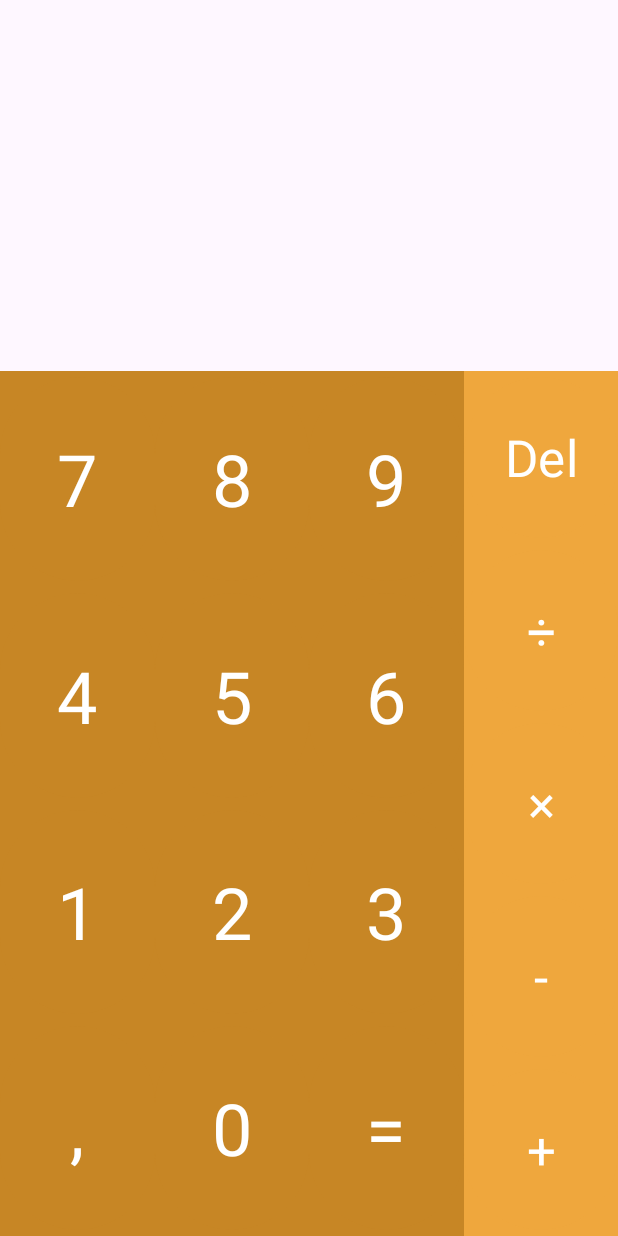
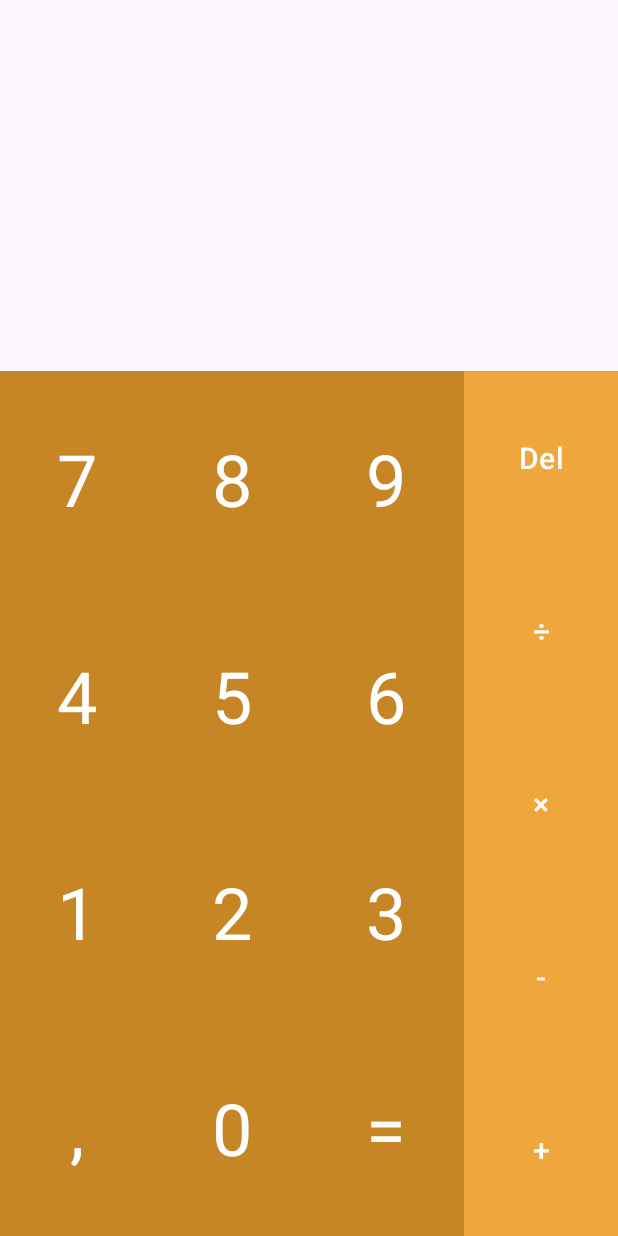
Before and after one commit to gabrielmjr/CalcFusion, an Android app: the screen it shows after launch (MainActivity), on a phone screen of 412 x 824 dp. Run offline under Robolectric (Android 15) with nearby library versions, the phone set to English and light mode, and no system bars.

Commit message:
chore: added button click listener

```diff
--- a/app/src/main/java/com/mjrfusion/app/calcfusion/fragment/CalculatorFragment.kt
+++ b/app/src/main/java/com/mjrfusion/app/calcfusion/fragment/CalculatorFragment.kt
@@ -4,11 +4,45 @@ import android.view.View
 import com.mjrfusion.app.calcfusion.core.fragment.BaseFragment
 import com.mjrfusion.app.calcfusion.R
 import com.mjrfusion.app.calcfusion.databinding.FragmentCalculatorBinding
+import com.mjrfusion.app.calcfusion.listener.CalculatorButtonClickListener
 
-class CalculatorFragment: BaseFragment(R.layout.fragment_calculator) {
+class CalculatorFragment : BaseFragment(R.layout.fragment_calculator), CalculatorButtonClickListener {
     private lateinit var binding: FragmentCalculatorBinding
+    override var expression: String = ""
 
     override fun initializeAttributes(view: View) {
         binding = FragmentCalculatorBinding.bind(view)
     }
+
+    override fun setListeners() {
+        setButtonsClickListener()
+    }
+
+    private fun setButtonsClickListener() {
+        this.let {
+            binding.apply {
+                num0.setOnClickListener(it)
+                num1.setOnClickListener(it)
+                num2.setOnClickListener(it)
+                num3.setOnClickListener(it)
+                num4.setOnClickListener(it)
+                num5.setOnClickListener(it)
+                num6.setOnClickListener(it)
+                num7.setOnClickListener(it)
+                num8.setOnClickListener(it)
+                num9.setOnClickListener(it)
+                comma.setOnClickListener(it)
+                equals.setOnClickListener(it)
+                del.setOnClickListener(it)
+                multiplication.setOnClickListener(it)
+                division.setOnClickListener(it)
+                subtraction.setOnClickListener(it)
+                addition.setOnClickListener(it)
+            }
+        }
+    }
+
+    override fun onExpressionChanged(newExpression: String) {
+        binding.expression.text = newExpression
+    }
 }
--- /dev/null
+++ b/app/src/main/java/com/mjrfusion/app/calcfusion/listener/CalculatorButtonClickListener.kt
@@ -0,0 +1,34 @@
+package com.mjrfusion.app.calcfusion.listener
+
+import android.view.View
+import com.mjrfusion.app.calcfusion.R
+import com.mjrfusion.app.calcfusion.databinding.FragmentCalculatorBinding
+
+interface CalculatorButtonClickListener : View.OnClickListener {
+    var expression: String
+
+    override fun onClick(view: View) {
+        when (view.id) {
+            R.id.num_0 -> expression += "0"
+            R.id.num_1 -> expression += "1"
+            R.id.num_2 -> expression += "2"
+            R.id.num_3 -> expression += "3"
+            R.id.num_4 -> expression += "4"
+            R.id.num_5 -> expression += "5"
+            R.id.num_6 -> expression += "6"
+            R.id.num_7 -> expression += "7"
+            R.id.num_8 -> expression += "8"
+            R.id.num_9 -> expression += "9"
+            R.id.comma -> expression += ","
+            R.id.equals -> TODO()
+            R.id.del -> expression.substring(0, expression.length-2)
+            R.id.multiplication -> expression += "×"
+            R.id.division -> expression += "÷"
+            R.id.subtraction -> expression += "-"
+            R.id.addition -> expression += "+"
+        }
+        onExpressionChanged(expression)
+    }
+
+     fun onExpressionChanged(newExpression: String)
+}
--- a/app/src/main/res/layout/fragment_calculator.xml
+++ b/app/src/main/res/layout/fragment_calculator.xml
@@ -12,6 +12,16 @@
         app:layout_constraintHeight_percent=".3"
         app:layout_constraintTop_toTopOf="parent">
 
+        <com.google.android.material.textview.MaterialTextView
+            android:id="@+id/expression"
+            style="@style/CalcVision.TextView.Expression"
+            android:layout_width="match_parent"
+            android:layout_height="wrap_content"
+            android:lines="1"
+            app:layout_constraintBottom_toBottomOf="parent"
+            app:layout_constraintTop_toTopOf="parent"
+            app:layout_constraintVertical_bias=".25" />
+
     </androidx.constraintlayout.widget.ConstraintLayout>
 
     <androidx.constraintlayout.widget.ConstraintLayout
@@ -20,10 +30,10 @@
         android:layout_height="0dp"
         android:background="@color/background_calculator_buttons"
         app:layout_constraintBottom_toBottomOf="parent"
+        app:layout_constraintEnd_toStartOf="@id/operators"
         app:layout_constraintHeight_percent=".7"
+        app:layout_constraintStart_toStartOf="parent"
         app:layout_constraintTop_toBottomOf="@id/viewer_layout"
-        app:layout_constraintStart_toStartOf="parent"
-        app:layout_constraintEnd_toStartOf="@id/operators"
         app:layout_constraintVertical_bias="1"
         app:layout_constraintWidth_percent=".75">
 
@@ -36,30 +46,30 @@
 
             <com.google.android.material.button.MaterialButton
                 android:id="@+id/num_7"
+                style="@style/CalcVision.Button.Calculator"
                 android:layout_width="0dp"
                 android:layout_height="match_parent"
                 android:text="@string/num_7"
                 app:layout_constraintEnd_toStartOf="@+id/num_8"
-                app:layout_constraintStart_toStartOf="parent"
-                style="@style/CalcVision.Button.Calculator.Style"/>
+                app:layout_constraintStart_toStartOf="parent" />
 
             <com.google.android.material.button.MaterialButton
                 android:id="@+id/num_8"
+                style="@style/CalcVision.Button.Calculator"
                 android:layout_width="0dp"
                 android:layout_height="match_parent"
                 android:text="@string/num_8"
                 app:layout_constraintEnd_toStartOf="@id/num_9"
-                app:layout_constraintStart_toEndOf="@id/num_7"
-                style="@style/CalcVision.Button.Calculator.Style"/>
+                app:layout_constraintStart_toEndOf="@id/num_7" />
 
             <com.google.android.material.button.MaterialButton
                 android:id="@+id/num_9"
+                style="@style/CalcVision.Button.Calculator"
                 android:layout_width="0dp"
                 android:layout_height="match_parent"
                 android:text="@string/num_9"
                 app:layout_constraintEnd_toEndOf="parent"
-                app:layout_constraintStart_toEndOf="@id/num_8"
-                style="@style/CalcVision.Button.Calculator.Style"/>
+                app:layout_constraintStart_toEndOf="@id/num_8" />
 
         </androidx.constraintlayout.widget.ConstraintLayout>
 
@@ -72,30 +82,30 @@
 
             <com.google.android.material.button.MaterialButton
                 android:id="@+id/num_4"
+                style="@style/CalcVision.Button.Calculator"
                 android:layout_width="0dp"
                 android:layout_height="match_parent"
                 android:text="@string/num_4"
                 app:layout_constraintEnd_toStartOf="@+id/num_5"
-                app:layout_constraintStart_toStartOf="parent"
-                style="@style/CalcVision.Button.Calculator.Style"/>
+                app:layout_constraintStart_toStartOf="parent" />
 
             <com.google.android.material.button.MaterialButton
                 android:id="@+id/num_5"
+                style="@style/CalcVision.Button.Calculator"
                 android:layout_width="0dp"
                 android:layout_height="match_parent"
                 android:text="@string/num_5"
                 app:layout_constraintEnd_toStartOf="@id/num_6"
-                app:layout_constraintStart_toEndOf="@id/num_4"
-                style="@style/CalcVision.Button.Calculator.Style"/>
+                app:layout_constraintStart_toEndOf="@id/num_4" />
 
             <com.google.android.material.button.MaterialButton
                 android:id="@+id/num_6"
+                style="@style/CalcVision.Button.Calculator"
                 android:layout_width="0dp"
                 android:layout_height="match_parent"
                 android:text="@string/num_6"
                 app:layout_constraintEnd_toEndOf="parent"
-                app:layout_constraintStart_toEndOf="@id/num_5"
-                style="@style/CalcVision.Button.Calculator.Style"/>
+                app:layout_constraintStart_toEndOf="@id/num_5" />
 
         </androidx.constraintlayout.widget.ConstraintLayout>
 
@@ -109,30 +119,30 @@
 
             <com.google.android.material.button.MaterialButton
                 android:id="@+id/num_1"
+                style="@style/CalcVision.Button.Calculator"
                 android:layout_width="0dp"
                 android:layout_height="match_parent"
                 android:text="@string/num_1"
                 app:layout_constraintEnd_toStartOf="@+id/num_2"
-                app:layout_constraintStart_toStartOf="parent"
-                style="@style/CalcVision.Button.Calculator.Style"/>
+                app:layout_constraintStart_toStartOf="parent" />
 
             <com.google.android.material.button.MaterialButton
                 android:id="@+id/num_2"
+                style="@style/CalcVision.Button.Calculator"
                 android:layout_width="0dp"
                 android:layout_height="match_parent"
                 android:text="@string/num_2"
                 app:layout_constraintEnd_toStartOf="@id/num_3"
-                app:layout_constraintStart_toEndOf="@id/num_1"
-                style="@style/CalcVision.Button.Calculator.Style"/>
+                app:layout_constraintStart_toEndOf="@id/num_1" />
 
             <com.google.android.material.button.MaterialButton
                 android:id="@+id/num_3"
+                style="@style/CalcVision.Button.Calculator"
                 android:layout_width="0dp"
                 android:layout_height="match_parent"
                 android:text="@string/num_3"
                 app:layout_constraintEnd_toEndOf="parent"
-                app:layout_constraintStart_toEndOf="@id/num_2"
-                style="@style/CalcVision.Button.Calculator.Style"/>
+                app:layout_constraintStart_toEndOf="@id/num_2" />
 
         </androidx.constraintlayout.widget.ConstraintLayout>
 
@@ -145,30 +155,30 @@
 
             <com.google.android.material.button.MaterialButton
                 android:id="@+id/comma"
+                style="@style/CalcVision.Button.Calculator"
                 android:layout_width="0dp"
                 android:layout_height="match_parent"
                 android:text="@string/comma"
                 app:layout_constraintEnd_toStartOf="@+id/num_0"
-                app:layout_constraintStart_toStartOf="parent"
-                style="@style/CalcVision.Button.Calculator.Style"/>
+                app:layout_constraintStart_toStartOf="parent" />
 
             <com.google.android.material.button.MaterialButton
                 android:id="@+id/num_0"
+                style="@style/CalcVision.Button.Calculator"
                 android:layout_width="0dp"
                 android:layout_height="match_parent"
                 android:text="@string/num_0"
                 app:layout_constraintEnd_toStartOf="@id/equals"
-                app:layout_constraintStart_toEndOf="@id/comma"
-                style="@style/CalcVision.Button.Calculator.Style"/>
+                app:layout_constraintStart_toEndOf="@id/comma" />
 
             <com.google.android.material.button.MaterialButton
                 android:id="@+id/equals"
+                style="@style/CalcVision.Button.Calculator"
                 android:layout_width="0dp"
                 android:layout_height="match_parent"
                 android:text="@string/equals"
                 app:layout_constraintEnd_toEndOf="parent"
-                app:layout_constraintStart_toEndOf="@id/num_0"
-                style="@style/CalcVision.Button.Calculator.Style"/>
+                app:layout_constraintStart_toEndOf="@id/num_0" />
 
         </androidx.constraintlayout.widget.ConstraintLayout>
 
@@ -178,56 +188,56 @@
         android:id="@+id/operators"
         android:layout_width="0dp"
         android:layout_height="0dp"
+        android:background="@color/background_calculator_operators_buttons"
         app:layout_constraintBottom_toBottomOf="parent"
         app:layout_constraintEnd_toEndOf="parent"
         app:layout_constraintStart_toEndOf="@id/buttons_layout"
-        app:layout_constraintTop_toTopOf="@id/buttons_layout"
-        android:background="@color/background_calculator_operators_buttons">
+        app:layout_constraintTop_toTopOf="@id/buttons_layout">
 
         <com.google.android.material.button.MaterialButton
             android:id="@+id/del"
+            style="@style/CalcVision.Button.Calculator.Operators"
             android:layout_width="match_parent"
             android:layout_height="0dp"
             android:text="@string/del"
-            app:layout_constraintTop_toTopOf="parent"
             app:layout_constraintBottom_toTopOf="@id/division"
-            style="@style/CalcVision.Button.Calculator.Operators.Style"/>
+            app:layout_constraintTop_toTopOf="parent" />
 
         <com.google.android.material.button.MaterialButton
             android:id="@+id/division"
+            style="@style/CalcVision.Button.Calculator.Operators"
             android:layout_width="match_parent"
             android:layout_height="0dp"
             android:text="@string/division"
-            app:layout_constraintTop_toBottomOf="@id/del"
             app:layout_constraintBottom_toTopOf="@id/multiplication"
-            style="@style/CalcVision.Button.Calculator.Operators.Style"/>
+            app:layout_constraintTop_toBottomOf="@id/del" />
 
         <com.google.android.material.button.MaterialButton
             android:id="@+id/multiplication"
+            style="@style/CalcVision.Button.Calculator.Operators"
             android:layout_width="match_parent"
             android:layout_height="0dp"
             android:text="@string/multiplication"
-            app:layout_constraintTop_toBottomOf="@id/division"
             app:layout_constraintBottom_toTopOf="@id/subtraction"
-            style="@style/CalcVision.Button.Calculator.Operators.Style"/>
+            app:layout_constraintTop_toBottomOf="@id/division" />
 
         <com.google.android.material.button.MaterialButton
             android:id="@+id/subtraction"
+            style="@style/CalcVision.Button.Calculator.Operators"
             android:layout_width="match_parent"
             android:layout_height="0dp"
             android:text="@string/subtraction"
-            app:layout_constraintTop_toBottomOf="@id/multiplication"
             app:layout_constraintBottom_toTopOf="@id/addition"
-            style="@style/CalcVision.Button.Calculator.Operators.Style"/>
+            app:layout_constraintTop_toBottomOf="@id/multiplication" />
 
         <com.google.android.material.button.MaterialButton
             android:id="@+id/addition"
+            style="@style/CalcVision.Button.Calculator.Operators"
             android:layout_width="match_parent"
             android:layout_height="0dp"
             android:text="@string/addition"
-            app:layout_constraintTop_toBottomOf="@id/subtraction"
             app:layout_constraintBottom_toBottomOf="parent"
-            style="@style/CalcVision.Button.Calculator.Operators.Style"/>
+            app:layout_constraintTop_toBottomOf="@id/subtraction" />
 
     </androidx.constraintlayout.widget.ConstraintLayout>
 
--- a/app/src/main/res/values/themes.xml
+++ b/app/src/main/res/values/themes.xml
@@ -7,13 +7,18 @@
         <item name="windowActionBar">false</item>
     </style>
 
-    <style name="CalcVision.Button.Calculator.Style" parent="">
+    <style name="CalcVision.Button.Calculator" parent="">
         <item name="android:textAppearance">@style/TextAppearance.MaterialComponents.Headline3</item>
         <item name="backgroundTint">@color/background_calculator_buttons</item>
     </style>
 
-    <style name="CalcVision.Button.Calculator.Operators.Style" parent="CalcVision.Button.Calculator.Style">
+    <style name="CalcVision.TextView.Expression" parent="">
+        <item name="android:textAlignment">textEnd</item>
         <item name="android:textAppearance">@style/TextAppearance.MaterialComponents.Headline4</item>
+    </style>
+
+    <style name="CalcVision.Button.Calculator.Operators" parent="CalcVision.Button.Calculator">
+        <item name="android:textAppearance">@style/TextAppearance.MaterialComponents.Headline6</item>
         <item name="backgroundTint">@color/background_calculator_operators_buttons</item>
     </style>
 </resources>
```
